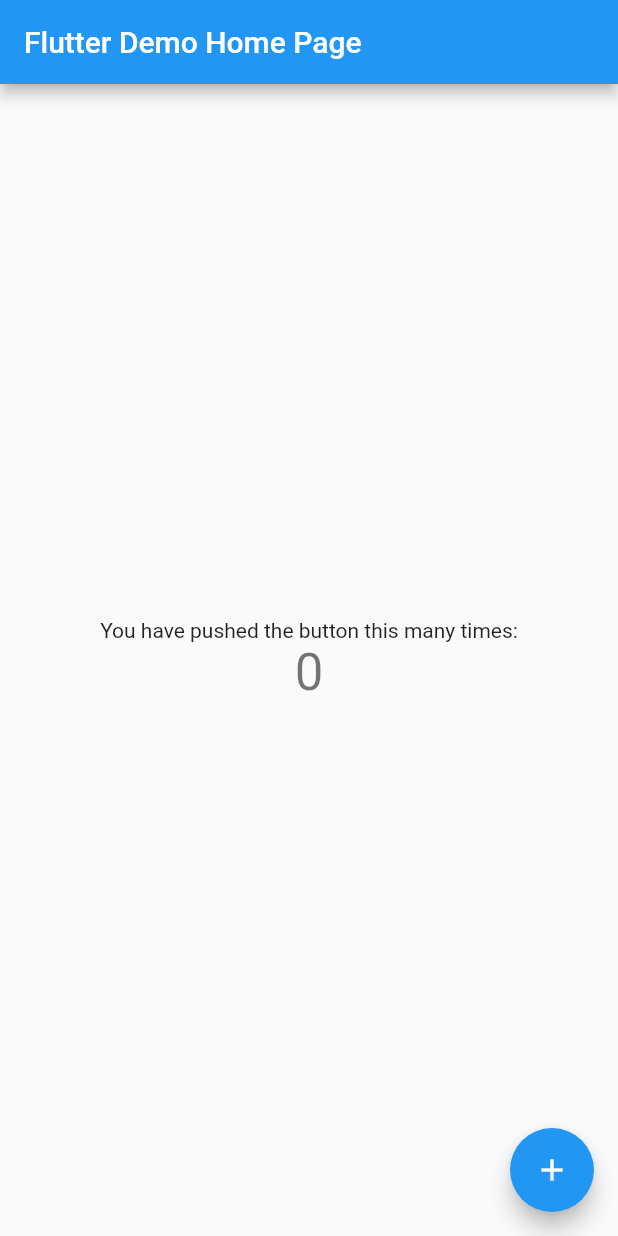
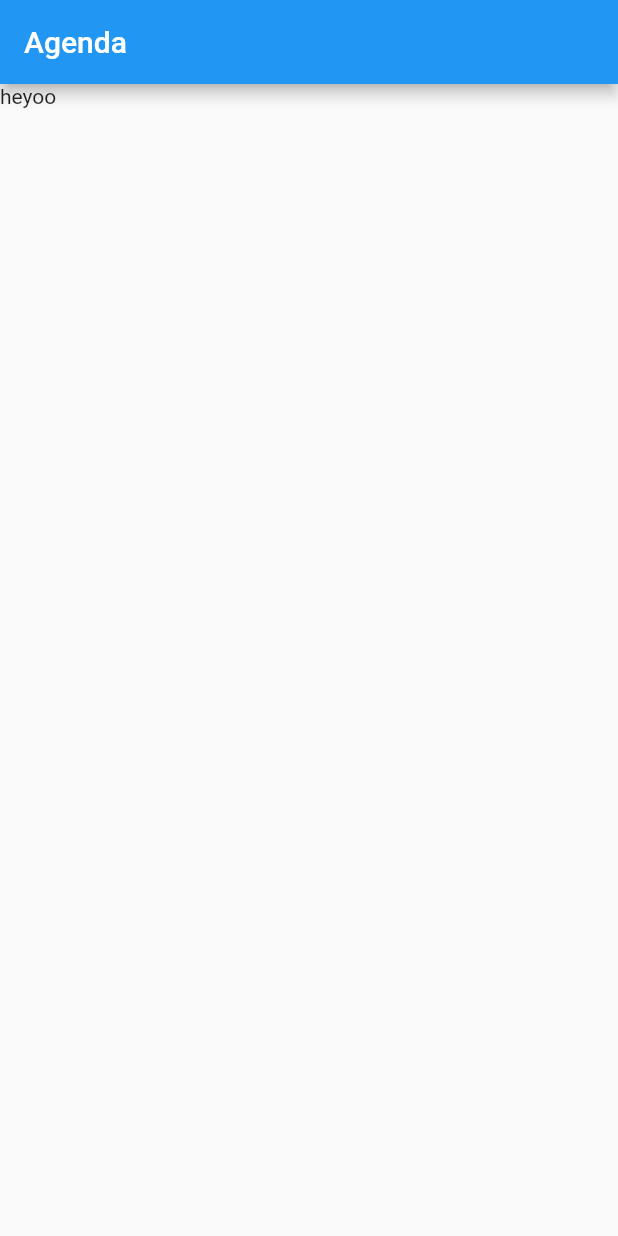
Before and after one commit to LukewarmCoffee/chichi-gaijin, a Flutter app: the screen it shows after launch, on a phone screen of 412 x 824 dp. Run offline on Flutter 3.47's test engine with Material 2 defaults, Android fonts, the phone set to English and light mode, and no system bars.

Commit message:
started real stuff

```diff
--- a/lib/main.dart
+++ b/lib/main.dart
@@ -1,111 +1,33 @@
+//routes
+import 'package:chichi_gaijin_two/pages/home.dart';
+//providers
+import 'package:chichi_gaijin_two/providers/main/agenda.dart';
+import 'package:chichi_gaijin_two/providers/main/deck.dart';
+import 'package:chichi_gaijin_two/providers/main/hidden_lessons.dart';
+//external imports
 import 'package:flutter/material.dart';
+import 'package:provider/provider.dart';
 
-void main() => runApp(MyApp());//
+void main() => runApp(MyApp());
 
 class MyApp extends StatelessWidget {
-  // This widget is the root of your application.
   @override
   Widget build(BuildContext context) {
-    return MaterialApp(
-      title: 'Flutter Demo',
-      theme: ThemeData(
-        // This is the theme of your application.
-        //
-        // Try running your application with "flutter run". You'll see the
-        // application has a blue toolbar. Then, without quitting the app, try
-        // changing the primarySwatch below to Colors.green and then invoke
-        // "hot reload" (press "r" in the console where you ran "flutter run",
-        // or simply save your changes to "hot reload" in a Flutter IDE).
-        // Notice that the counter didn't reset back to zero; the application
-        // is not restarted.
-        primarySwatch: Colors.blue,
+    return MultiProvider(
+      providers: [
+        ChangeNotifierProvider<Agenda>(create: (_) => Agenda()),
+        ChangeNotifierProvider<Deck>(create: (_) => Deck(),),
+        ChangeNotifierProvider<HiddenLessons>(create: (_) => HiddenLessons(),),
+      ],
+      child: MaterialApp(
+        title: 'ChiChi Gaijin',
+        theme: ThemeData(
+          primarySwatch: Colors.blue,
+        ),
+        routes: {
+          '/': (_) => Home(),
+        },
       ),
-      home: MyHomePage(title: 'Flutter Demo Home Page'),
     );
   }
 }
-
-class MyHomePage extends StatefulWidget {
-  MyHomePage({Key key, this.title}) : super(key: key);
-
-  // This widget is the home page of your application. It is stateful, meaning
-  // that it has a State object (defined below) that contains fields that affect
-  // how it looks.
-
-  // This class is the configuration for the state. It holds the values (in this
-  // case the title) provided by the parent (in this case the App widget) and
-  // used by the build method of the State. Fields in a Widget subclass are
-  // always marked "final".
-
-  final String title;
-
-  @override
-  _MyHomePageState createState() => _MyHomePageState();
-}
-
-class _MyHomePageState extends State<MyHomePage> {
-  int _counter = 0;
-
-  void _incrementCounter() {
-    setState(() {
-      // This call to setState tells the Flutter framework that something has
-      // changed in this State, which causes it to rerun the build method below
-      // so that the display can reflect the updated values. If we changed
-      // _counter without calling setState(), then the build method would not be
-      // called again, and so nothing would appear to happen.
-      _counter++;
-    });
-  }
-
-  @override
-  Widget build(BuildContext context) {
-    // This method is rerun every time setState is called, for instance as done
-    // by the _incrementCounter method above.
-    //
-    // The Flutter framework has been optimized to make rerunning build methods
-    // fast, so that you can just rebuild anything that needs updating rather
-    // than having to individually change instances of widgets.
-    return Scaffold(
-      appBar: AppBar(
-        // Here we take the value from the MyHomePage object that was created by
-        // the App.build method, and use it to set our appbar title.
-        title: Text(widget.title),
-      ),
-      body: Center(
-        // Center is a layout widget. It takes a single child and positions it
-        // in the middle of the parent.
-        child: Column(
-          // Column is also a layout widget. It takes a list of children and
-          // arranges them vertically. By default, it sizes itself to fit its
-          // children horizontally, and tries to be as tall as its parent.
-          //
-          // Invoke "debug painting" (press "p" in the console, choose the
-          // "Toggle Debug Paint" action from the Flutter Inspector in Android
-          // Studio, or the "Toggle Debug Paint" command in Visual Studio Code)
-          // to see the wireframe for each widget.
-          //
-          // Column has various properties to control how it sizes itself and
-          // how it positions its children. Here we use mainAxisAlignment to
-          // center the children vertically; the main axis here is the vertical
-          // axis because Columns are vertical (the cross axis would be
-          // horizontal).
-          mainAxisAlignment: MainAxisAlignment.center,
-          children: <Widget>[
-            Text(
-              'You have pushed the button this many times:',
-            ),
-            Text(
-              '$_counter',
-              style: Theme.of(context).textTheme.display1,
-            ),
-          ],
-        ),
-      ),
-      floatingActionButton: FloatingActionButton(
-        onPressed: _incrementCounter,
-        tooltip: 'Increment',
-        child: Icon(Icons.add),
-      ), // This trailing comma makes auto-formatting nicer for build methods.
-    );
-  }
-}
--- /dev/null
+++ b/lib/pages/home.dart
@@ -0,0 +1,30 @@
+import 'package:chichi_gaijin_two/providers/main/agenda.dart';
+//external
+import 'package:flutter/material.dart';
+import 'package:provider/provider.dart';
+//first touch for the user
+class Home extends StatelessWidget {
+  static const route = '/';
+
+  @override
+  Widget build(BuildContext context) {
+    return Scaffold(
+      appBar: AppBar(
+        title: Text('Agenda'),
+      ),
+      body: Consumer<Agenda>(
+        builder: (_, agenda, __) {
+          final lessons = agenda.lessons;
+          //list of currently available lessons
+          return ListView.builder(
+            itemCount: lessons.length,
+            itemBuilder: (BuildContext context, int lessonIndex) {
+              //TODO: lesson types
+              return Text('heyoo');
+            },
+          );
+        },
+      ),
+    );
+  }
+}
--- a/lib/providers/data/agenda.dart
+++ b/lib/providers/main/agenda.dart
@@ -1,3 +1,5 @@
+import 'package:chichi_gaijin_two/models/content_cards.dart';
+import 'package:chichi_gaijin_two/models/lesson_types.dart';
 import 'package:flutter/foundation.dart';
 //internal
 import 'package:chichi_gaijin_two/models/lesson.dart';
@@ -8,10 +10,16 @@ import 'package:chichi_gaijin_two/models/lesson.dart';
 //more specifically, how long they take to finish lessons and
 //how well they perform on reviews
 class Agenda with ChangeNotifier{
-  List<Lesson> _agenda = [];
+  List<Lesson> _lessons = [
+    Lesson(
+      title: 'Example Title',
+      cards: [TitleCard(title: 'Example Card')],
+      type: LessonTypes.authorLesson,
+    ),
+  ];
 
-  List<Lesson> get agenda {
-    return _agenda;
+  List<Lesson> get lessons {
+    return _lessons;
   }
 
 }
--- a/pubspec.yaml
+++ b/pubspec.yaml
@@ -19,6 +19,8 @@ environment:
 dependencies:
   flutter:
     sdk: flutter
+  provider: ^4.0.4
+
 
   # The following adds the Cupertino Icons font to your application.
   # Use with the CupertinoIcons class for iOS style icons.
```
Also changed, not shown: lib/providers/main/deck.dart (renamed from lib/providers/data/deck.dart), lib/providers/main/hidden_lessons.dart (renamed from lib/providers/data/hidden_lessons.dart), pubspec.lock.
